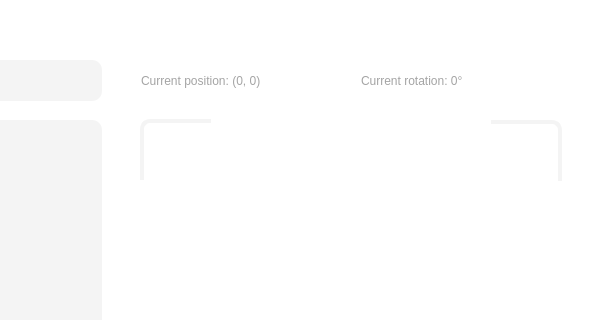
Qt form ui/mainwindow.ui (Huxyshuu/TurtleGraphics-1) before a commit; both pictures show x 179 to 780 and y 0 to 320 of the 780 by 505 pixel window.
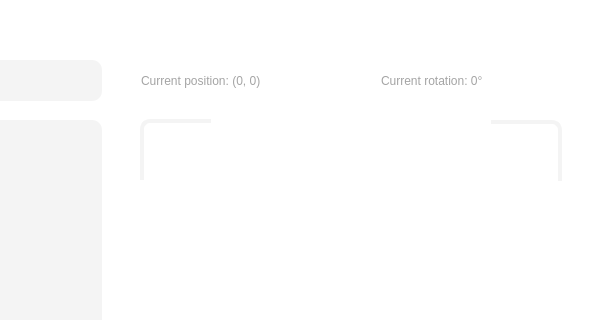
The same form after that commit.

Commit message: Made the map area fixed

```diff
--- a/ui/mainwindow.ui
+++ b/ui/mainwindow.ui
@@ -10,6 +10,12 @@
     <height>505</height>
    </rect>
   </property>
+  <property name="sizePolicy">
+   <sizepolicy hsizetype="Fixed" vsizetype="Fixed">
+    <horstretch>0</horstretch>
+    <verstretch>0</verstretch>
+   </sizepolicy>
+  </property>
   <property name="windowTitle">
    <string>Turtle Graphics</string>
   </property>
@@ -115,7 +121,7 @@
      <rect>
       <x>320</x>
       <y>60</y>
-      <width>221</width>
+      <width>231</width>
       <height>41</height>
      </rect>
     </property>
@@ -129,9 +135,9 @@
    <widget class="QLabel" name="label_2">
     <property name="geometry">
      <rect>
-      <x>540</x>
+      <x>560</x>
       <y>60</y>
-      <width>221</width>
+      <width>191</width>
       <height>41</height>
      </rect>
     </property>
```
Left out of the diff: 10 changed lines with no effect on the pictures. The commit also changes 1 other file.
